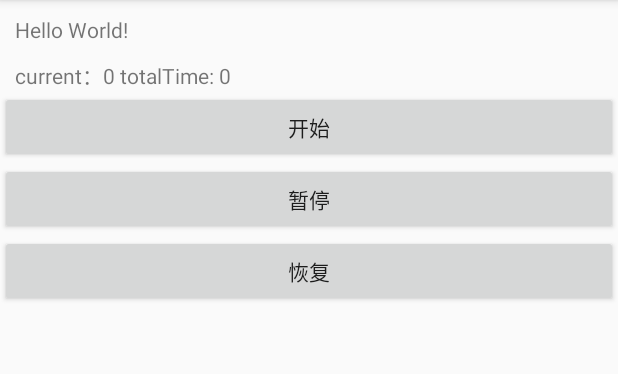
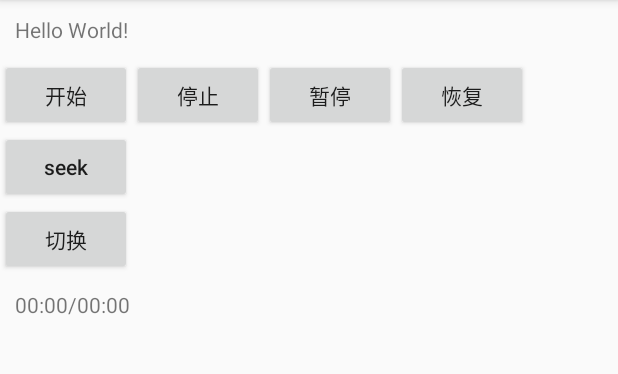
Before and after one commit to yanchunlan/MyMusic, an Android app: the screen it shows after launch (MainActivity), on a phone screen of 412 x 824 dp, the part 84-458 px from its top. Run offline under Robolectric (Android 15) with nearby library versions, the phone set to English and light mode, and no system bars; 20 statements that could not run were skipped.

```diff
--- a/app/src/main/java/com/ycl/mymusic/MainActivity.java
+++ b/app/src/main/java/com/ycl/mymusic/MainActivity.java
@@ -2,6 +2,7 @@ package com.ycl.mymusic;
 
 import android.os.Build;
 import android.os.Bundle;
+import android.os.Environment;
 import android.os.Handler;
 import android.os.Message;
 import android.support.v7.app.AppCompatActivity;
@@ -12,6 +13,8 @@ import android.widget.TextView;
 
 import com.ycl.myplayer.demo.Demo;
 import com.ycl.myplayer.demo.TimeInfoBean;
+import com.ycl.myplayer.demo.listener.OnCompleteListener;
+import com.ycl.myplayer.demo.listener.OnErrorListener;
 import com.ycl.myplayer.demo.listener.OnPauseResumeListener;
 import com.ycl.myplayer.demo.listener.OnPrepareListener;
 import com.ycl.myplayer.demo.listener.OnTimeInfoListener;
@@ -27,8 +30,11 @@ public class MainActivity extends AppCompatActivity implements View.OnClickListe
 
     private TextView mSampleText;
     private Button mStart;
+    private Button mStop;
     private Button mPause;
     private Button mResume;
+    private Button mSeek;
+    private Button mNext;
     private TextView mTime;
 
     @Override
@@ -80,11 +86,25 @@ public class MainActivity extends AppCompatActivity implements View.OnClickListe
         mPlayer.setTimeInfoListener(new OnTimeInfoListener() {
             @Override
             public void onTimeInfo(TimeInfoBean timeInfoBean) {
-                PlayerLog.d("currentTime: " + timeInfoBean.getCurrentTime()
-                        + " totalTime: " + timeInfoBean.getTotalTime());
+//                PlayerLog.d("currentTime: " + timeInfoBean.getCurrentTime()
+//                        + " totalTime: " + timeInfoBean.getTotalTime());
                 if (mHandler != null) {
                     Message.obtain(mHandler, 1, timeInfoBean).sendToTarget();
                 }
+            }
+        });
+
+        mPlayer.setErrorListener(new OnErrorListener() {
+            @Override
+            public void onError(int code, String msg) {
+                PlayerLog.d("code: " + code + " msg: " + msg);
+            }
+        });
+        mPlayer.setCompleteListener(new OnCompleteListener() {
+
+            @Override
+            public void onComplete() {
+                PlayerLog.d(" 播放完成了 onComplete");
             }
         });
     }
@@ -92,26 +112,43 @@ public class MainActivity extends AppCompatActivity implements View.OnClickListe
     private void initView() {
         mSampleText = (TextView) findViewById(R.id.sample_text);
         mStart = (Button) findViewById(R.id.start);
+        mStop = (Button) findViewById(R.id.stop);
         mPause = (Button) findViewById(R.id.pause);
         mResume = (Button) findViewById(R.id.resume);
+        mSeek = (Button) findViewById(R.id.seek);
+        mNext = (Button) findViewById(R.id.next);
         mTime = (TextView) findViewById(R.id.time);
         mStart.setOnClickListener(this);
         mPause.setOnClickListener(this);
         mResume.setOnClickListener(this);
+        mStop.setOnClickListener(this);
+        mSeek.setOnClickListener(this);
+        mNext.setOnClickListener(this);
     }
 
     @Override
     public void onClick(View v) {
         switch (v.getId()) {
             case R.id.start:
-                mPlayer.setSource("http://mpge.5nd.com/2015/2015-11-26/69708/1.mp3");
-                mPlayer.parpared();
+//              mPlayer.setSource("/storage/emulated/0/1.mp3");
+//                mPlayer.setSource("http://mpge.5nd.com/2015/2015-11-26/69708/1.mp3");
+                mPlayer.setSource("http://ngcdn004.cnr.cn/live/dszs/index.m3u8");
+                mPlayer.prepared();
                 break;
             case R.id.pause:
                 mPlayer.pause();
                 break;
             case R.id.resume:
                 mPlayer.resume();
+                break;
+            case R.id.stop:
+                mPlayer.stop();
+                break;
+            case R.id.seek:
+                mPlayer.seek(215);
+                break;
+            case R.id.next:
+                mPlayer.playNext("http://ngcdn004.cnr.cn/live/dszs/index.m3u8");
                 break;
         }
     }
--- a/app/src/main/res/layout/activity_main.xml
+++ b/app/src/main/res/layout/activity_main.xml
@@ -1,9 +1,10 @@
 <?xml version="1.0" encoding="utf-8"?>
-<android.support.constraint.ConstraintLayout xmlns:android="http://schemas.android.com/apk/res/android"
+<LinearLayout xmlns:android="http://schemas.android.com/apk/res/android"
     xmlns:app="http://schemas.android.com/apk/res-auto"
     xmlns:tools="http://schemas.android.com/tools"
     android:layout_width="match_parent"
     android:layout_height="match_parent"
+    android:orientation="vertical"
     tools:context=".MainActivity">
 
     <TextView
@@ -15,40 +16,54 @@
         app:layout_constraintLeft_toLeftOf="parent"
         app:layout_constraintTop_toTopOf="parent" />
 
+    <LinearLayout
+        android:layout_width="match_parent"
+        android:layout_height="wrap_content"
+        android:orientation="horizontal">
+
+        <Button
+            android:id="@+id/start"
+            android:layout_width="wrap_content"
+            android:layout_height="wrap_content"
+            android:text="开始" />
+
+        <Button
+            android:id="@+id/stop"
+            android:layout_width="wrap_content"
+            android:layout_height="wrap_content"
+            android:text="停止" />
+
+        <Button
+            android:id="@+id/pause"
+            android:layout_width="wrap_content"
+            android:layout_height="wrap_content"
+            android:text="暂停" />
+
+        <Button
+            android:id="@+id/resume"
+            android:layout_width="wrap_content"
+            android:layout_height="wrap_content"
+            android:text="恢复" />
+
+    </LinearLayout>
+
+    <Button
+        android:id="@+id/seek"
+        android:layout_width="wrap_content"
+        android:layout_height="wrap_content"
+        android:textAllCaps="false"
+        android:text="seek" />
+
+    <Button
+        android:id="@+id/next"
+        android:layout_width="wrap_content"
+        android:layout_height="wrap_content"
+        android:text="切换" />
+
     <TextView
         android:id="@+id/time"
         android:layout_width="wrap_content"
         android:layout_height="wrap_content"
         android:layout_margin="10dp"
-        android:text="current：0 totalTime: 0"
-        app:layout_constraintLeft_toLeftOf="parent"
-        app:layout_constraintTop_toBottomOf="@id/sample_text" />
-
-    <Button
-        android:id="@+id/start"
-        android:layout_width="0dp"
-        android:layout_height="wrap_content"
-        android:text="开始"
-        app:layout_constraintLeft_toLeftOf="parent"
-        app:layout_constraintRight_toRightOf="parent"
-        app:layout_constraintTop_toBottomOf="@id/time" />
-
-    <Button
-        android:id="@+id/pause"
-        android:layout_width="0dp"
-        android:layout_height="wrap_content"
-        android:text="暂停"
-        app:layout_constraintLeft_toLeftOf="parent"
-        app:layout_constraintRight_toRightOf="parent"
-        app:layout_constraintTop_toBottomOf="@id/start" />
-
-    <Button
-        android:id="@+id/resume"
-        android:layout_width="0dp"
-        android:layout_height="wrap_content"
-        android:text="恢复"
-        app:layout_constraintLeft_toLeftOf="parent"
-        app:layout_constraintRight_toRightOf="parent"
-        app:layout_constraintTop_toBottomOf="@id/pause" />
-
-</android.support.constraint.ConstraintLayout>
+        android:text="00:00/00:00" />
+</LinearLayout>
--- /dev/null
+++ b/myplayer/src/main/java/com/ycl/myplayer/demo/listener/OnCompleteListener.java
@@ -0,0 +1,10 @@
+package com.ycl.myplayer.demo.listener;
+
+/**
+ * author:  ycl
+ * date:  2019/3/22 13:46
+ * desc:
+ */
+public interface OnCompleteListener {
+    void onComplete();
+}
--- /dev/null
+++ b/myplayer/src/main/java/com/ycl/myplayer/demo/listener/OnErrorListener.java
@@ -0,0 +1,10 @@
+package com.ycl.myplayer.demo.listener;
+
+/**
+ * author:  ycl
+ * date:  2019/3/22 13:46
+ * desc:
+ */
+public interface OnErrorListener {
+    void onError(int code, String msg);
+}
--- a/myplayer/src/main/java/com/ycl/myplayer/demo/player/Player.java
+++ b/myplayer/src/main/java/com/ycl/myplayer/demo/player/Player.java
@@ -3,6 +3,8 @@ package com.ycl.myplayer.demo.player;
 import android.text.TextUtils;
 
 import com.ycl.myplayer.demo.TimeInfoBean;
+import com.ycl.myplayer.demo.listener.OnCompleteListener;
+import com.ycl.myplayer.demo.listener.OnErrorListener;
 import com.ycl.myplayer.demo.listener.OnPauseResumeListener;
 import com.ycl.myplayer.demo.listener.OnPrepareListener;
 import com.ycl.myplayer.demo.listener.OnTimeInfoListener;
@@ -29,10 +31,16 @@ public class Player {
     }
 
     private String source;
+    private static boolean playNext = false;
+
     private OnPrepareListener prepareListener;
+    private OnloadListener loadListener;
     private OnPauseResumeListener pauseResumeListener;
-    private OnloadListener loadListener;
     private OnTimeInfoListener timeInfoListener;
+    private OnErrorListener errorListener;
+    private OnCompleteListener completeListener;
+
+    //存储返回的当前时间，所有时间
     private static TimeInfoBean timeInfoBean; // 因为存在多线程问题，所以保持静态，单列
 
 
@@ -56,7 +64,15 @@ public class Player {
         this.timeInfoListener = timeInfoListener;
     }
 
-    public void parpared() {
+    public void setErrorListener(OnErrorListener errorListener) {
+        this.errorListener = errorListener;
+    }
+
+    public void setCompleteListener(OnCompleteListener completeListener) {
+        this.completeListener = completeListener;
+    }
+
+    public void prepared() {
         if (null == source || TextUtils.isEmpty(source)) {
             PlayerLog.d("source is empty");
             return;
@@ -97,6 +113,26 @@ public class Player {
         }
     }
 
+    public void stop() {
+        new Thread(new Runnable() {
+            @Override
+            public void run() {
+                n_stop();
+            }
+        }).start();
+    }
+
+    public void seek(int seek) {
+        n_seek(seek);
+    }
+
+
+    public void playNext(String url) {
+        this.source = url;
+        playNext = true;
+        stop();
+    }
+
 
     public void onCallPrepared() {
         if (prepareListener != null) {
@@ -121,6 +157,28 @@ public class Player {
         }
     }
 
+    public void onCallError(int code, String msg) {
+        stop();
+        if (errorListener != null) {
+            errorListener.onError(code, msg);
+        }
+    }
+
+    public void onCallComplete() {
+        stop();
+        if (completeListener != null) {
+            completeListener.onComplete();
+        }
+    }
+
+    // 开始准备下一个音乐
+    public void onCallNext() {
+        if (playNext) {
+            playNext = false;
+            prepared();
+        }
+    }
+
 
     private native void n_prepared(String source);
 
@@ -130,4 +188,7 @@ public class Player {
 
     private native void n_pause();
 
+    private native void n_stop();
+
+    private native void n_seek(int secds);
 }
```
Also changed, not shown: 9 other files.
